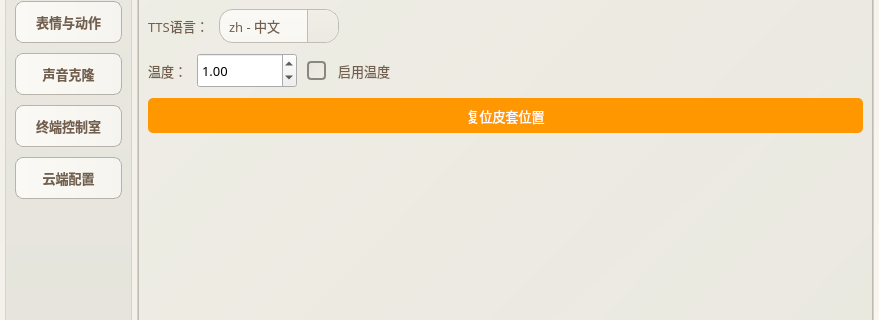
This is live-2d/test222.ui in morettt/my-neuro as Qt 5 draws it before an edit; both pictures show x 0 to 879 and y 326 to 646 of the 879 by 800 pixel window. The edited form follows.
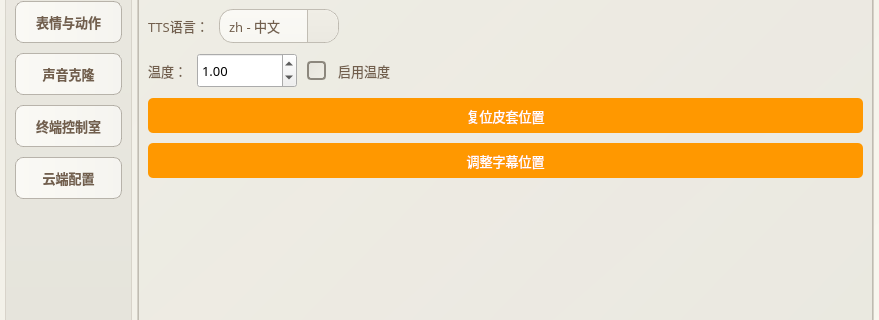
This is the edited form. The open tabs and pages were chosen to show the change.

```diff
--- a/live-2d/test222.ui
+++ b/live-2d/test222.ui
@@ -1720,6 +1720,49 @@
                    </property>
                   </widget>
                  </item>
+                 <item>
+                  <widget class="QPushButton" name="pushButton_adjust_subtitle_position">
+                   <property name="sizePolicy">
+                    <sizepolicy hsizetype="Minimum" vsizetype="Fixed">
+                     <horstretch>0</horstretch>
+                     <verstretch>0</verstretch>
+                    </sizepolicy>
+                   </property>
+                   <property name="minimumSize">
+                    <size>
+                     <width>0</width>
+                     <height>35</height>
+                    </size>
+                   </property>
+                   <property name="font">
+                    <font>
+                     <family>微软雅黑</family>
+                     <pointsize>10</pointsize>
+                    </font>
+                   </property>
+                   <property name="cursor">
+                    <cursorShape>PointingHandCursor</cursorShape>
+                   </property>
+                   <property name="styleSheet">
+                    <string notr="true">QPushButton {
+    background-color: #ff9800;
+    color: white;
+    border: none;
+    border-radius: 5px;
+    padding: 5px 15px;
+}
+QPushButton:hover {
+    background-color: #f57c00;
+}
+QPushButton:pressed {
+    background-color: #e65100;
+}</string>
+                   </property>
+                   <property name="text">
+                    <string>调整字幕位置</string>
+                   </property>
+                  </widget>
+                 </item>
                  <item>
                   <spacer name="verticalSpacer_basic_config">
                    <property name="orientation">
```
